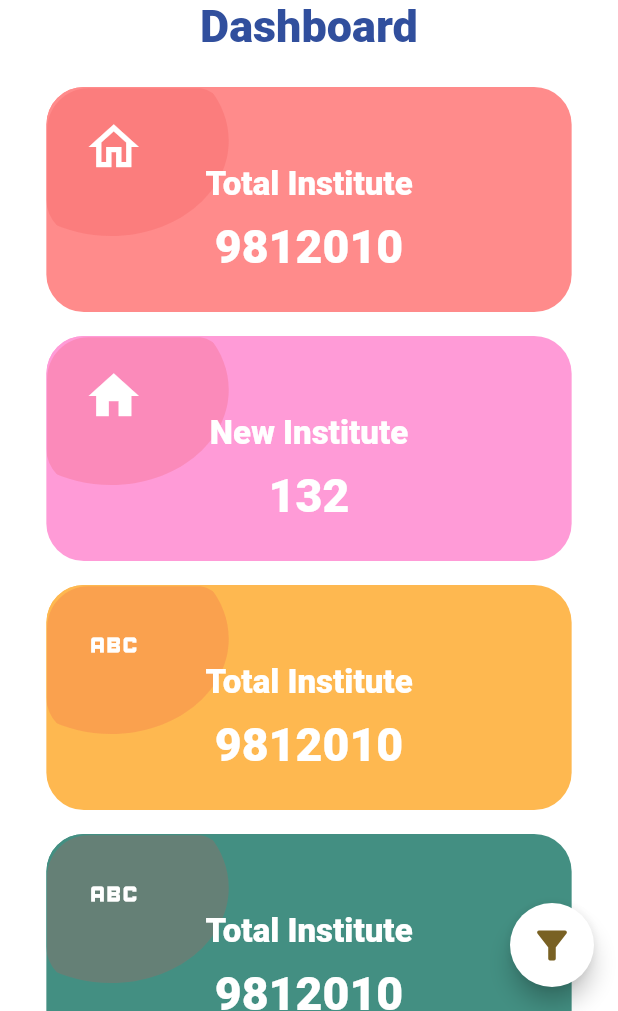
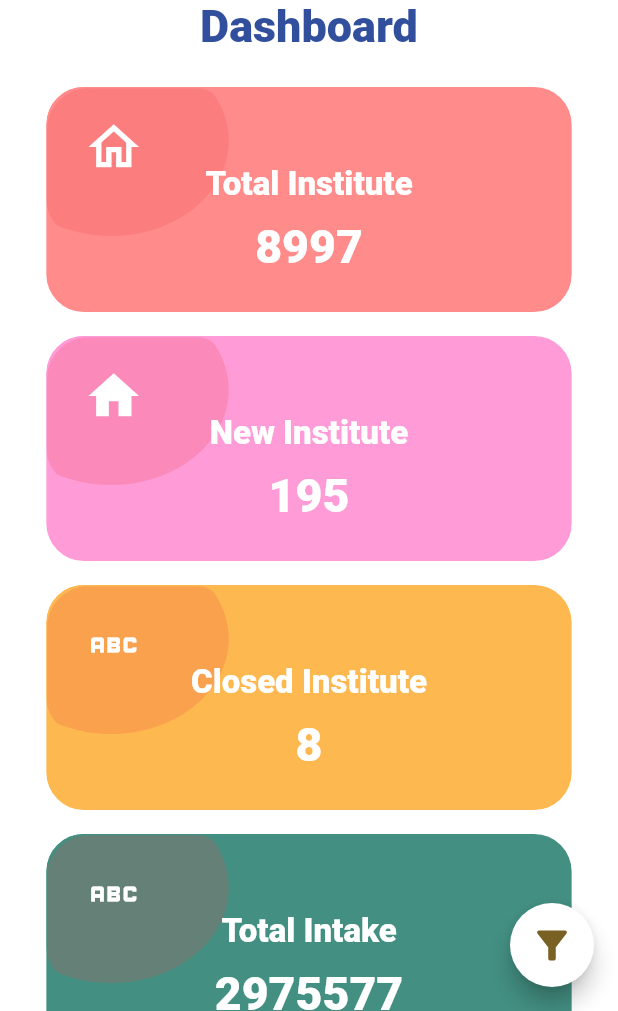
Before and after one commit to PiyushKarmhe/sihapp, a Flutter app: the screen it shows after launch, on a phone screen of 412 x 824 dp, the part 225-1236 px from its top. Run offline on Flutter 3.47's test engine with Material 2 defaults, Android fonts, the phone set to English and light mode, and no system bars; our stand-ins replace fl_chart, flutter_svg, get, toggle_switch.

Commit message:
addition of card

```diff
--- a/lib/controller/data_controller.dart
+++ b/lib/controller/data_controller.dart
@@ -8,27 +8,52 @@ class DataController extends GetxController {
   RxList<DashboardData> data = <DashboardData>[
     const DashboardData(
       "Total Institute",
-      "9812010",
+      "8997",
       Icons.home_outlined,
       AppColor.red,
     ),
     const DashboardData(
       "New Institute",
-      "132",
+      "195",
       Icons.home,
       AppColor.pink,
     ),
     const DashboardData(
-      "Total Institute",
-      "9812010",
+      "Closed Institute",
+      "8",
       Icons.abc,
       AppColor.yellow,
     ),
     const DashboardData(
-      "Total Institute",
-      "9812010",
+      "Total Intake",
+      "2975577",
       Icons.abc,
       AppColor.green,
     ),
+    const DashboardData(
+      "Girl's Enrolment",
+      "482324",
+      Icons.home_outlined,
+      AppColor.red),
+      const DashboardData(
+      "Boy's Enrolment",
+      "1115646",
+      Icons.home,
+      AppColor.pink),
+      const DashboardData(
+      "Faculties",
+      "",
+      Icons.abc,
+      AppColor.yellow),
+      const DashboardData(
+      "Students Passed",
+      "#",
+      Icons.abc,
+      AppColor.green),
+      const DashboardData(
+      "Placement",
+      "815223",
+      Icons.abc,
+      AppColor.red)
   ].obs;
 }
--- a/lib/main.dart
+++ b/lib/main.dart
@@ -1,4 +1,4 @@
-import 'package:flutter/material.dart';
+  import 'package:flutter/material.dart';
 import 'package:sih/config/theme.dart';
 import 'package:sih/view/main_activity.dart';
 
```
Also changed, not shown: pubspec.yaml (+6 -15 lines).
